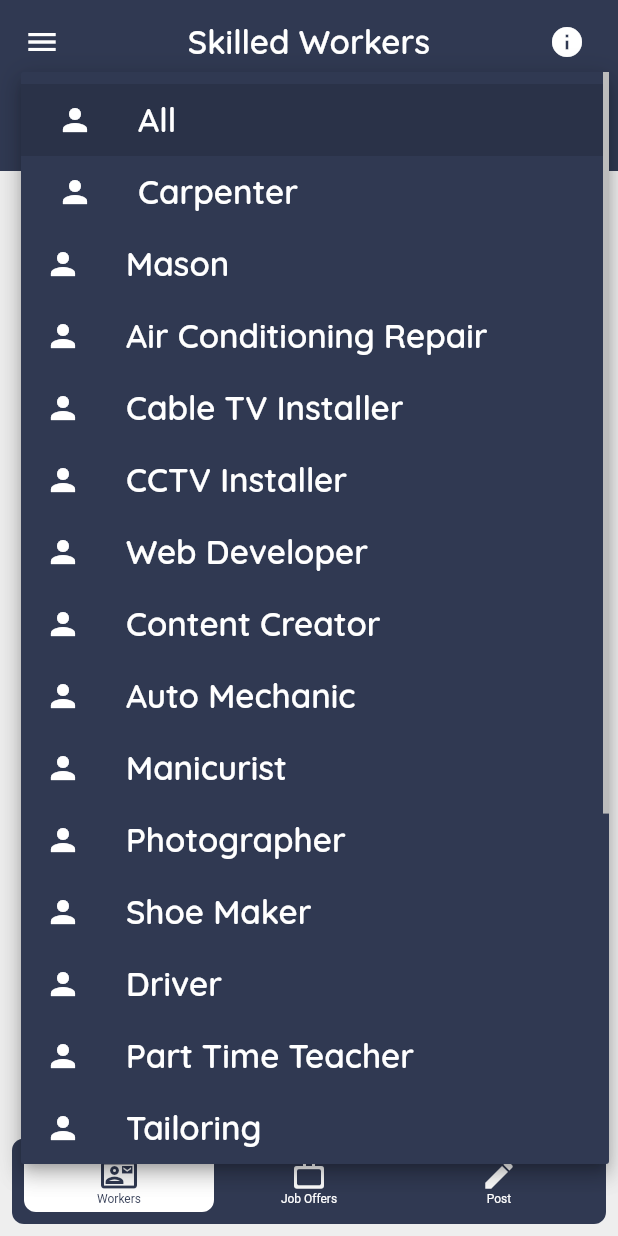
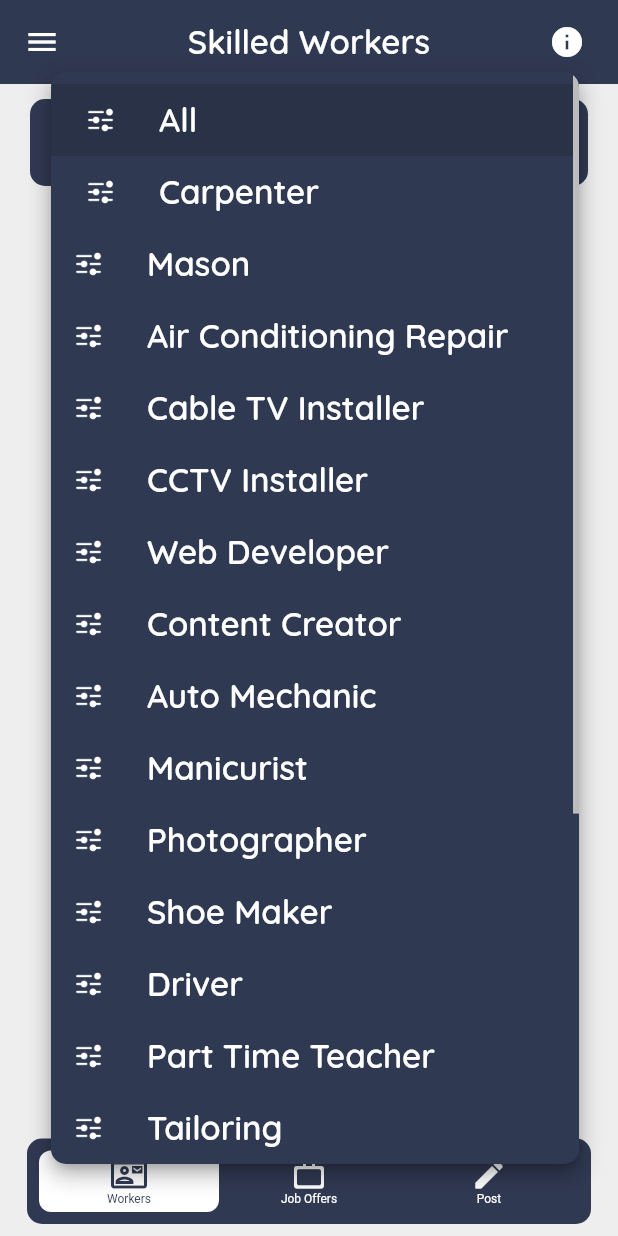
Before and after one commit to lansoyyy/bootcamp_capstone, a Flutter app: the FirstTab widget shown alone on an empty page, opened directly, after a tap on "All", on a phone screen of 412 x 824 dp. Run offline on Flutter 3.47's test engine with Material 2 defaults, Android fonts, the phone set to English and light mode, and no system bars; drawn by our look-alikes of floating_bottom_navigation_bar; our stand-ins replace cloud_firestore, cool_alert, firebase_auth, firebase_core, firebase_storage, flutter_local_notifications and 8 more; missing offline and left inert: flutter_facebook_auth; accounts and stored records are empty.

Commit message:
Improved UI

```diff
--- a/lib/presentation/auth/login_page.dart
+++ b/lib/presentation/auth/login_page.dart
@@ -17,6 +17,7 @@ class LoginPage extends StatelessWidget {
   @override
   Widget build(BuildContext context) {
     return Scaffold(
+      backgroundColor: Colors.white,
       body: SafeArea(
         child: SingleChildScrollView(
           child: Center(
--- a/lib/presentation/pages/components/first_screen.dart
+++ b/lib/presentation/pages/components/first_screen.dart
@@ -294,13 +294,16 @@ class _FirstTabState extends State<FirstTab> {
               }),
         ),
         Padding(
-          padding: const EdgeInsets.only(left: 0, right: 0, top: 0, bottom: 0),
+          padding:
+              const EdgeInsets.only(left: 20, right: 20, top: 10, bottom: 0),
           child: Container(
             padding: const EdgeInsets.only(left: 30, bottom: 10, right: 30),
-            decoration: const BoxDecoration(
+            decoration: BoxDecoration(
               color: appBarColor,
+              borderRadius: BorderRadius.circular(10),
             ),
             child: DropdownButton(
+              borderRadius: BorderRadius.circular(10),
               dropdownColor: appBarColor,
               isExpanded: true,
               iconEnabledColor: Colors.white,
@@ -310,15 +313,16 @@ class _FirstTabState extends State<FirstTab> {
                   child: Center(
                       child: Padding(
                     padding: const EdgeInsets.all(8.0),
-                      child: Row(children: const [
-                        Icon(
-                          Icons.person,
+                    child: Row(children: [
+                      Image.asset(
+                        'assets/images/filter.png',
                         color: Colors.white,
+                        height: 18,
                       ),
-                        SizedBox(
+                      const SizedBox(
                         width: 30,
                       ),
-                        TextBold(
+                      const TextBold(
                           text: 'All', color: Colors.white, fontSize: 22),
                     ]),
                   )),
@@ -328,48 +332,49 @@ class _FirstTabState extends State<FirstTab> {
                   child: Center(
                       child: Padding(
                     padding: const EdgeInsets.all(8.0),
-                      child: Row(children: const [
-                        Icon(
-                          Icons.person,
+                    child: Row(children: [
+                      Image.asset(
+                        'assets/images/filter.png',
                         color: Colors.white,
+                        height: 18,
                       ),
-                        SizedBox(
+                      const SizedBox(
                         width: 30,
                       ),
-                        TextBold(
-                            text: 'Carpenter',
-                            color: Colors.white,
-                            fontSize: 22),
+                      const TextBold(
+                          text: 'Carpenter', color: Colors.white, fontSize: 22),
                     ]),
                   )),
                   value: 1,
                 ),
                 DropdownMenuItem(
                   child: Center(
-                        child: Row(children: const [
-                      Icon(
-                        Icons.person,
+                      child: Row(children: [
+                    Image.asset(
+                      'assets/images/filter.png',
                       color: Colors.white,
+                      height: 18,
                     ),
-                      SizedBox(
+                    const SizedBox(
                       width: 30,
                     ),
-                      TextBold(
+                    const TextBold(
                         text: 'Mason', color: Colors.white, fontSize: 22),
                   ])),
                   value: 2,
                 ),
                 DropdownMenuItem(
                   child: Center(
-                        child: Row(children: const [
-                      Icon(
-                        Icons.person,
+                      child: Row(children: [
+                    Image.asset(
+                      'assets/images/filter.png',
                       color: Colors.white,
+                      height: 18,
                     ),
-                      SizedBox(
+                    const SizedBox(
                       width: 30,
                     ),
-                      TextBold(
+                    const TextBold(
                         text: 'Air Conditioning Repair',
                         color: Colors.white,
                         fontSize: 22),
@@ -378,15 +383,16 @@ class _FirstTabState extends State<FirstTab> {
                 ),
                 DropdownMenuItem(
                   child: Center(
-                        child: Row(children: const [
-                      Icon(
-                        Icons.person,
+                      child: Row(children: [
+                    Image.asset(
+                      'assets/images/filter.png',
                       color: Colors.white,
+                      height: 18,
                     ),
-                      SizedBox(
+                    const SizedBox(
                       width: 30,
                     ),
-                      TextBold(
+                    const TextBold(
                         text: 'Cable TV Installer',
                         color: Colors.white,
                         fontSize: 22),
@@ -395,15 +401,16 @@ class _FirstTabState extends State<FirstTab> {
                 ),
                 DropdownMenuItem(
                   child: Center(
-                        child: Row(children: const [
-                      Icon(
-                        Icons.person,
+                      child: Row(children: [
+                    Image.asset(
+                      'assets/images/filter.png',
                       color: Colors.white,
+                      height: 18,
                     ),
-                      SizedBox(
+                    const SizedBox(
                       width: 30,
                     ),
-                      TextBold(
+                    const TextBold(
                         text: 'CCTV Installer',
                         color: Colors.white,
                         fontSize: 22),
@@ -412,15 +419,16 @@ class _FirstTabState extends State<FirstTab> {
                 ),
                 DropdownMenuItem(
                   child: Center(
-                        child: Row(children: const [
-                      Icon(
-                        Icons.person,
+                      child: Row(children: [
+                    Image.asset(
+                      'assets/images/filter.png',
                       color: Colors.white,
+                      height: 18,
                     ),
-                      SizedBox(
+                    const SizedBox(
                       width: 30,
                     ),
-                      TextBold(
+                    const TextBold(
                         text: 'Web Developer',
                         color: Colors.white,
                         fontSize: 22),
@@ -429,15 +437,16 @@ class _FirstTabState extends State<FirstTab> {
                 ),
                 DropdownMenuItem(
                   child: Center(
-                        child: Row(children: const [
-                      Icon(
-                        Icons.person,
+                      child: Row(children: [
+                    Image.asset(
+                      'assets/images/filter.png',
                       color: Colors.white,
+                      height: 18,
                     ),
-                      SizedBox(
+                    const SizedBox(
                       width: 30,
                     ),
-                      TextBold(
+                    const TextBold(
                         text: 'Content Creator',
                         color: Colors.white,
                         fontSize: 22),
@@ -446,15 +455,16 @@ class _FirstTabState extends State<FirstTab> {
                 ),
                 DropdownMenuItem(
                   child: Center(
-                        child: Row(children: const [
-                      Icon(
-                        Icons.person,
+                      child: Row(children: [
+                    Image.asset(
+                      'assets/images/filter.png',
                       color: Colors.white,
+                      height: 18,
                     ),
-                      SizedBox(
+                    const SizedBox(
                       width: 30,
                     ),
-                      TextBold(
+                    const TextBold(
                         text: 'Auto Mechanic',
                         color: Colors.white,
                         fontSize: 22),
@@ -463,32 +473,32 @@ class _FirstTabState extends State<FirstTab> {
                 ),
                 DropdownMenuItem(
                   child: Center(
-                        child: Row(children: const [
-                      Icon(
-                        Icons.person,
+                      child: Row(children: [
+                    Image.asset(
+                      'assets/images/filter.png',
                       color: Colors.white,
+                      height: 18,
                     ),
-                      SizedBox(
+                    const SizedBox(
                       width: 30,
                     ),
-                      TextBold(
-                          text: 'Manicurist',
-                          color: Colors.white,
-                          fontSize: 22),
+                    const TextBold(
+                        text: 'Manicurist', color: Colors.white, fontSize: 22),
                   ])),
                   value: 9,
                 ),
                 DropdownMenuItem(
                   child: Center(
-                        child: Row(children: const [
-                      Icon(
-                        Icons.person,
+                      child: Row(children: [
+                    Image.asset(
+                      'assets/images/filter.png',
                       color: Colors.white,
+                      height: 18,
                     ),
-                      SizedBox(
+                    const SizedBox(
                       width: 30,
                     ),
-                      TextBold(
+                    const TextBold(
                         text: 'Photographer',
                         color: Colors.white,
                         fontSize: 22),
@@ -497,47 +507,48 @@ class _FirstTabState extends State<FirstTab> {
                 ),
                 DropdownMenuItem(
                   child: Center(
-                        child: Row(children: const [
-                      Icon(
-                        Icons.person,
+                      child: Row(children: [
+                    Image.asset(
+                      'assets/images/filter.png',
                       color: Colors.white,
+                      height: 18,
                     ),
-                      SizedBox(
+                    const SizedBox(
                       width: 30,
                     ),
-                      TextBold(
-                          text: 'Shoe Maker',
-                          color: Colors.white,
-                          fontSize: 22),
+                    const TextBold(
+                        text: 'Shoe Maker', color: Colors.white, fontSize: 22),
                   ])),
                   value: 11,
                 ),
                 DropdownMenuItem(
                   child: Center(
-                        child: Row(children: const [
-                      Icon(
-                        Icons.person,
+                      child: Row(children: [
+                    Image.asset(
+                      'assets/images/filter.png',
                       color: Colors.white,
+                      height: 18,
                     ),
-                      SizedBox(
+                    const SizedBox(
                       width: 30,
                     ),
-                      TextBold(
+                    const TextBold(
                         text: 'Driver', color: Colors.white, fontSize: 22),
                   ])),
                   value: 12,
                 ),
                 DropdownMenuItem(
                   child: Center(
-                        child: Row(children: const [
-                      Icon(
-                        Icons.person,
+                      child: Row(children: [
+                    Image.asset(
+                      'assets/images/filter.png',
                       color: Colors.white,
+                      height: 18,
                     ),
-                      SizedBox(
+                    const SizedBox(
                       width: 30,
                     ),
-                      TextBold(
+                    const TextBold(
                         text: 'Part Time Teacher',
                         color: Colors.white,
                         fontSize: 22),
@@ -546,92 +557,96 @@ class _FirstTabState extends State<FirstTab> {
                 ),
                 DropdownMenuItem(
                   child: Center(
-                        child: Row(children: const [
-                      Icon(
-                        Icons.person,
+                      child: Row(children: [
+                    Image.asset(
+                      'assets/images/filter.png',
                       color: Colors.white,
+                      height: 18,
                     ),
-                      SizedBox(
+                    const SizedBox(
                       width: 30,
                     ),
-                      TextBold(
+                    const TextBold(
                         text: 'Tailoring', color: Colors.white, fontSize: 22),
                   ])),
                   value: 14,
                 ),
                 DropdownMenuItem(
                   child: Center(
-                        child: Row(children: const [
-                      Icon(
-                        Icons.person,
+                      child: Row(children: [
+                    Image.asset(
+                      'assets/images/filter.png',
                       color: Colors.white,
+                      height: 18,
                     ),
-                      SizedBox(
+                    const SizedBox(
                       width: 30,
                     ),
-                      TextBold(
+                    const TextBold(
                         text: 'Housemaid', color: Colors.white, fontSize: 22),
                   ])),
                   value: 15,
                 ),
                 DropdownMenuItem(
                   child: Center(
-                        child: Row(children: const [
-                      Icon(
-                        Icons.person,
+                      child: Row(children: [
+                    Image.asset(
+                      'assets/images/filter.png',
                       color: Colors.white,
+                      height: 18,
                     ),
-                      SizedBox(
+                    const SizedBox(
                       width: 30,
                     ),
-                      TextBold(
+                    const TextBold(
                         text: 'Engineer', color: Colors.white, fontSize: 22),
                   ])),
                   value: 16,
                 ),
                 DropdownMenuItem(
                   child: Center(
-                        child: Row(children: const [
-                      Icon(
-                        Icons.person,
+                      child: Row(children: [
+                    Image.asset(
+                      'assets/images/filter.png',
                       color: Colors.white,
+                      height: 18,
                     ),
-                      SizedBox(
+                    const SizedBox(
                       width: 30,
                     ),
-                      TextBold(
+                    const TextBold(
                         text: 'Architect', color: Colors.white, fontSize: 22),
                   ])),
                   value: 17,
                 ),
                 DropdownMenuItem(
                   child: Center(
-                        child: Row(children: const [
-                      Icon(
-                        Icons.person,
+                      child: Row(children: [
+                    Image.asset(
+                      'assets/images/filter.png',
                       color: Colors.white,
+                      height: 18,
                     ),
-                      SizedBox(
+                    const SizedBox(
                       width: 30,
                     ),
-                      TextBold(
-                          text: 'Baby Sitter',
-                          color: Colors.white,
-                          fontSize: 22),
+                    const TextBold(
+                        text: 'Baby Sitter', color: Colors.white, fontSize: 22),
                   ])),
                   value: 18,
                 ),
                 DropdownMenuItem(
                   child: Center(
-                        child: Row(children: const [
-                      Icon(
-                        Icons.person,
+                      child: Row(children: [
+                    Image.asset(
+                      'assets/images/filter.png',
                       color: Colors.white,
+                      height: 18,
                     ),
-                      SizedBox(
+                    const SizedBox(
                       width: 30,
                     ),
-                      TextBold(
+                    const TextBold(
                         text: 'Nanny Services',
                         color: Colors.white,
                         fontSize: 22),
@@ -640,15 +655,16 @@ class _FirstTabState extends State<FirstTab> {
                 ),
                 DropdownMenuItem(
                   child: Center(
-                        child: Row(children: const [
-                      Icon(
-                        Icons.person,
+                      child: Row(children: [
+                    Image.asset(
+                      'assets/images/filter.png',
                       color: Colors.white,
+                      height: 18,
                     ),
-                      SizedBox(
+                    const SizedBox(
                       width: 30,
                     ),
-                      TextBold(
+                    const TextBold(
                         text: 'Make Up Artist',
                         color: Colors.white,
                         fontSize: 22),
@@ -657,15 +673,16 @@ class _FirstTabState extends State<FirstTab> {
                 ),
                 DropdownMenuItem(
                   child: Center(
-                        child: Row(children: const [
-                      Icon(
-                        Icons.person,
+                      child: Row(children: [
+                    Image.asset(
+                      'assets/images/filter.png',
                       color: Colors.white,
+                      height: 18,
                     ),
-                      SizedBox(
+                    const SizedBox(
                       width: 30,
                     ),
-                      TextBold(
+                    const TextBold(
                         text: 'Massage Therapist',
                         color: Colors.white,
                         fontSize: 22),
@@ -678,7 +695,7 @@ class _FirstTabState extends State<FirstTab> {
                   _value = int.parse(value.toString());
                 });
               },
-                hint: const Text("Remainders before Redeeming")),
+            ),
           ),
         ),
       ],
--- a/lib/presentation/pages/home_page.dart
+++ b/lib/presentation/pages/home_page.dart
@@ -166,7 +166,10 @@ class _HomePageState extends State<HomePage> {
             ThirdTab(),
           ],
         ),
-        bottomNavigationBar: FloatingNavbar(
+        bottomNavigationBar: Padding(
+          padding: const EdgeInsets.fromLTRB(10, 0, 10, 0),
+          child: FloatingNavbar(
+            borderRadius: 10,
             fontSize: 8,
             backgroundColor: appBarColor,
             selectedItemColor: appBarColor,
@@ -185,6 +188,7 @@ class _HomePageState extends State<HomePage> {
             ],
           ),
         ),
+      ),
     );
   }
 }
--- a/lib/presentation/pages/post_page/request/my_request_page.dart
+++ b/lib/presentation/pages/post_page/request/my_request_page.dart
@@ -26,6 +26,7 @@ class MyRequestPage extends StatelessWidget {
               .where('userUsername', isEqualTo: box.read('username'))
               .where('userPassword', isEqualTo: box.read('password'))
               .where('archive', isEqualTo: false)
+              .where('workerRemove', isEqualTo: false)
               .snapshots(),
           builder: (context, snapshot) {
             if (snapshot.hasError) {
--- a/lib/presentation/pages/post_page/request/request_page.dart
+++ b/lib/presentation/pages/post_page/request/request_page.dart
@@ -73,6 +73,7 @@ class _ResquestPageState extends State<ResquestPage> {
               .where('workerUsername', isEqualTo: box.read('username'))
               .where('workerPassword', isEqualTo: box.read('password'))
               .where('workerRemove', isEqualTo: false)
+              .where('archive', isEqualTo: false)
               .snapshots(),
           builder: (context, snapshot) {
             if (snapshot.hasError) {
@@ -189,11 +190,7 @@ class _ResquestPageState extends State<ResquestPage> {
                                                   MapSample()));
                                     }
                                   },
-                                  icon: const Icon(
-                                    Icons.location_on_rounded,
-                                    color: Colors.green,
-                                    size: 38,
-                                  )),
+                                  icon: Image.asset('assets/images/map.png')),
                               const SizedBox(
                                 width: 10,
                               ),
@@ -203,11 +200,10 @@ class _ResquestPageState extends State<ResquestPage> {
                                         FirebaseFirestore.instance
                                             .collection('Booking')
                                             .doc(data.docs[index].id)
-                                            .update({'request': 'Declined'});
-                                        FirebaseFirestore.instance
-                                            .collection('Booking')
-                                            .doc(data.docs[index].id)
-                                            .update({'workerRemove': true});
+                                            .update({
+                                          'request': 'Declined',
+                                          'workerRemove': true
+                                        });
                                       },
                                       icon: const Icon(
                                         Icons.cancel,
```
Also changed, not shown: assets/images/filter.png (added), assets/images/map.png (added). Lines whose indentation alone changed are shown as unchanged.
